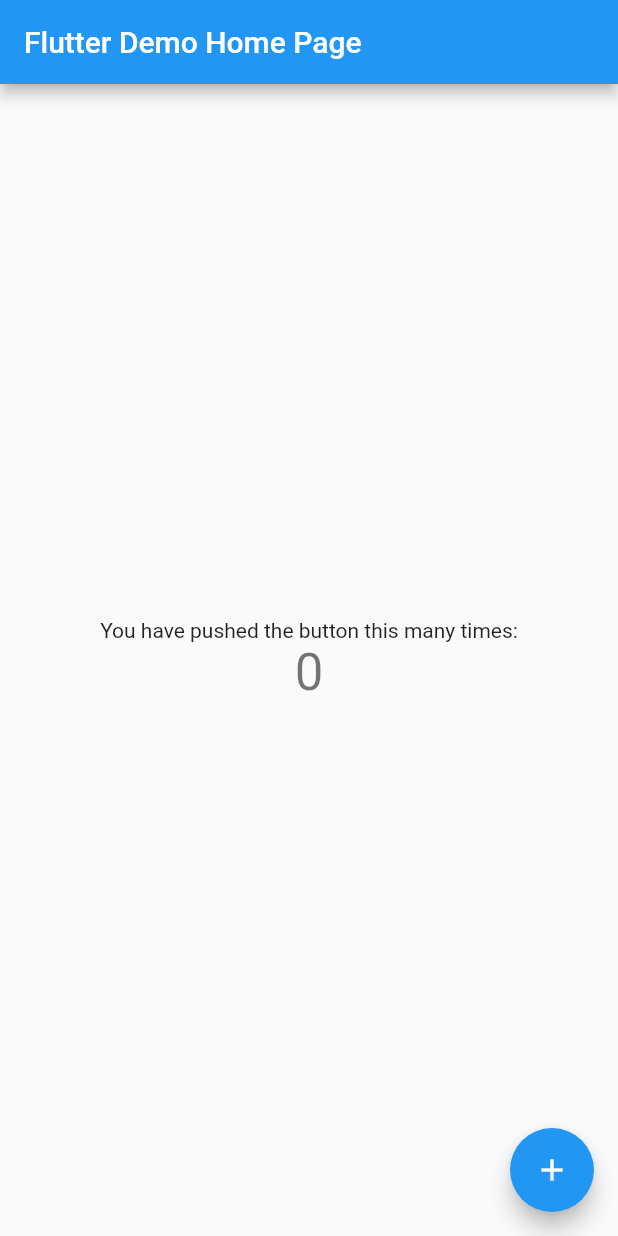
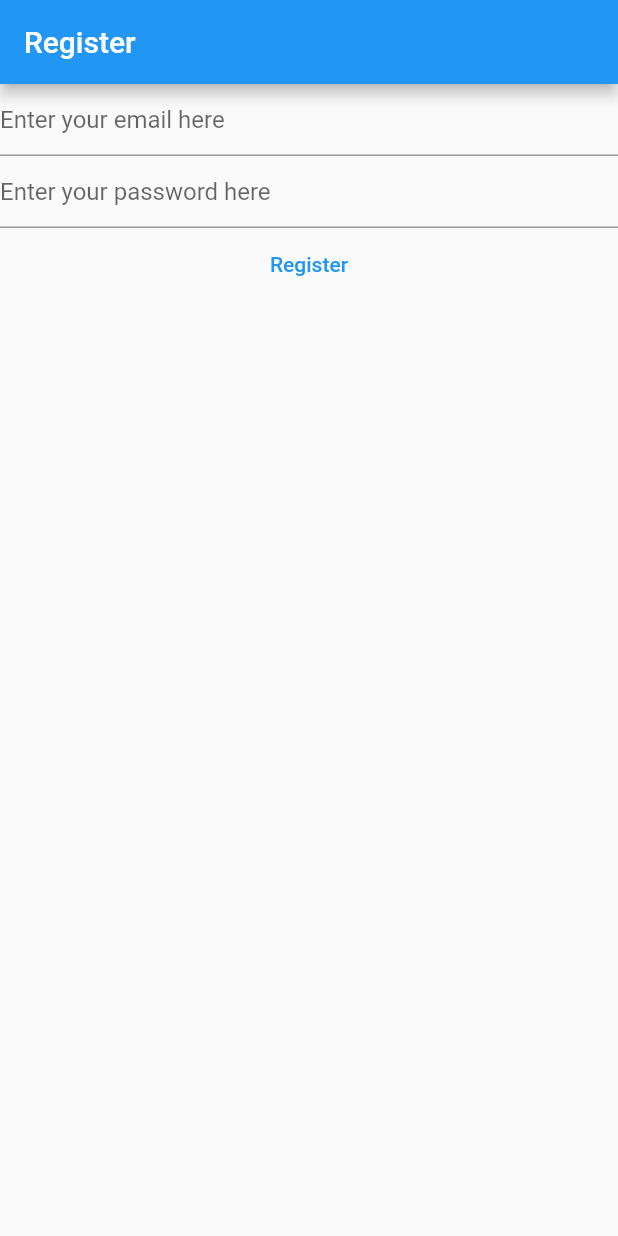
Before and after one commit to PattyCoding123/my-notes-project, a Flutter app: the screen it shows after launch, on a phone screen of 412 x 824 dp. Run offline on Flutter 3.47's test engine with Material 2 defaults, Android fonts, the light colour scheme and no system bars; our stand-ins replace firebase_auth, firebase_core; accounts and stored records are empty.

Commit message:
Began creation of a registration screen. Included registration text fields, a registration button, and now working on authentication for users such as secure password fields and @ symbol inclusion in email field.

```diff
--- a/lib/main.dart
+++ b/lib/main.dart
@@ -1,115 +1,76 @@
+import 'package:firebase_core/firebase_core.dart';
 import 'package:flutter/material.dart';
+import 'package:firebase_auth/firebase_auth.dart';
 
 void main() {
-  runApp(const MyApp());
+  runApp(
+    MaterialApp(
+      title: 'Flutter Demo',
+      theme: ThemeData(
+        primarySwatch: Colors.blue,
+      ),
+      home: const HomePage(),
+    ),
+  );
 }
 
-class MyApp extends StatelessWidget {
-  const MyApp({Key? key}) : super(key: key);
+class HomePage extends StatefulWidget {
+  const HomePage({Key? key}) : super(key: key);
 
-  // This widget is the root of your application.
   @override
-  Widget build(BuildContext context) {
-    return MaterialApp(
-      title: 'Flutter Demo',
-      theme: ThemeData(
-        // This is the theme of your application.
-        //
-        // Try running your application with "flutter run". You'll see the
-        // application has a blue toolbar. Then, without quitting the app, try
-        // changing the primarySwatch below to Colors.green and then invoke
-        // "hot reload" (press "r" in the console where you ran "flutter run",
-        // or simply save your changes to "hot reload" in a Flutter IDE).
-        // Notice that the counter didn't reset back to zero; the application
-        // is not restarted.
-        primarySwatch: Colors.blue,
-      ),
-      home: const MyHomePage(title: 'Flutter Demo Home Page'),
-    );
-  }
+  State<HomePage> createState() => _HomePageState();
 }
 
-class MyHomePage extends StatefulWidget {
-  const MyHomePage({Key? key, required this.title}) : super(key: key);
-
-  // This widget is the home page of your application. It is stateful, meaning
-  // that it has a State object (defined below) that contains fields that affect
-  // how it looks.
-
-  // This class is the configuration for the state. It holds the values (in this
-  // case the title) provided by the parent (in this case the App widget) and
-  // used by the build method of the State. Fields in a Widget subclass are
-  // always marked "final".
-
-  final String title;
+class _HomePageState extends State<HomePage> {
+  late final TextEditingController _email;
+  late final TextEditingController _password;
 
   @override
-  State<MyHomePage> createState() => _MyHomePageState();
-}
+  void initState() {
+    _email = TextEditingController();
+    _password = TextEditingController();
+    super.initState();
+  }
 
-class _MyHomePageState extends State<MyHomePage> {
-  int _counter = 0;
-
-  void _incrementCounter() {
-    setState(() {
-      // This call to setState tells the Flutter framework that something has
-      // changed in this State, which causes it to rerun the build method below
-      // so that the display can reflect the updated values. If we changed
-      // _counter without calling setState(), then the build method would not be
-      // called again, and so nothing would appear to happen.
-      _counter++;
-    });
+  @override
+  void dispose() {
+    _email.dispose();
+    _password.dispose();
   }
 
   @override
   Widget build(BuildContext context) {
-    // This method is rerun every time setState is called, for instance as done
-    // by the _incrementCounter method above.
-    //
-    // The Flutter framework has been optimized to make rerunning build methods
-    // fast, so that you can just rebuild anything that needs updating rather
-    // than having to individually change instances of widgets.
     return Scaffold(
       appBar: AppBar(
-        // Here we take the value from the MyHomePage object that was created by
-        // the App.build method, and use it to set our appbar title.
-        title: Text(widget.title),
+        title: const Text('Register'),
       ),
-      body: Center(
-        // Center is a layout widget. It takes a single child and positions it
-        // in the middle of the parent.
-        child: Column(
-          // Column is also a layout widget. It takes a list of children and
-          // arranges them vertically. By default, it sizes itself to fit its
-          // children horizontally, and tries to be as tall as its parent.
-          //
-          // Invoke "debug painting" (press "p" in the console, choose the
-          // "Toggle Debug Paint" action from the Flutter Inspector in Android
-          // Studio, or the "Toggle Debug Paint" command in Visual Studio Code)
-          // to see the wireframe for each widget.
-          //
-          // Column has various properties to control how it sizes itself and
-          // how it positions its children. Here we use mainAxisAlignment to
-          // center the children vertically; the main axis here is the vertical
-          // axis because Columns are vertical (the cross axis would be
-          // horizontal).
-          mainAxisAlignment: MainAxisAlignment.center,
-          children: <Widget>[
-            const Text(
-              'You have pushed the button this many times:',
-            ),
-            Text(
-              '$_counter',
-              style: Theme.of(context).textTheme.headline4,
-            ),
-          ],
-        ),
+      body: Column(
+        children: [
+          TextField(
+            controller: _email,
+            decoration:
+                const InputDecoration(hintText: 'Enter your email here'),
+          ),
+          TextField(
+            controller: _password,
+            obscureText: true,
+            enableSuggestions: false,
+            autocorrect: false,
+            decoration:
+                const InputDecoration(hintText: 'Enter your password here'),
+          ),
+          // When button is pressed, Firebase must authenticate the user
+          TextButton(
+              onPressed: (() async {
+                final email = _email.text;
+                final password = _password.text;
+                final userCredential = await FirebaseAuth.instance
+                    .createUserWithEmailAndPassword(
+                        email: email, password: password);
+              }),
+              child: const Text('Register')),
+        ],
       ),
-      floatingActionButton: FloatingActionButton(
-        onPressed: _incrementCounter,
-        tooltip: 'Increment',
-        child: const Icon(Icons.add),
-      ), // This trailing comma makes auto-formatting nicer for build methods.
     );
   }
 }
```
